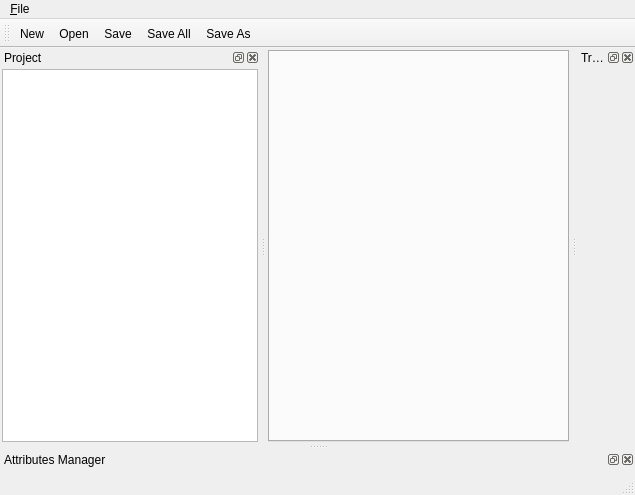
This is CDTStudio/mainwindow.ui in chenguanzhou/CDTStudio as Qt 5 draws it before an edit. The edited form follows.
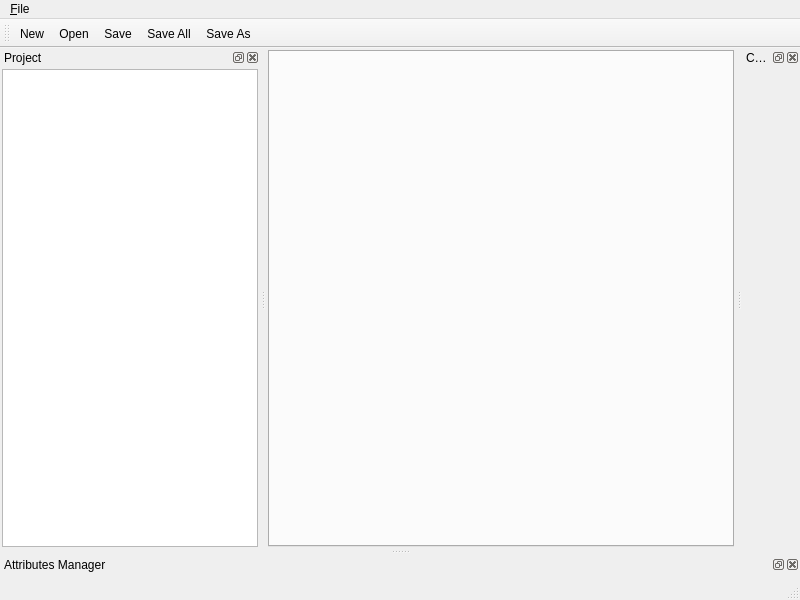
This is the edited form. Icons and pictures are not drawn. Custom widgets are drawn as their Qt base class.

Patch:
```diff
--- a/CDTStudio/mainwindow.ui
+++ b/CDTStudio/mainwindow.ui
@@ -6,8 +6,8 @@
    <rect>
     <x>0</x>
     <y>0</y>
-    <width>635</width>
-    <height>495</height>
+    <width>800</width>
+    <height>600</height>
    </rect>
   </property>
   <property name="windowTitle">
@@ -41,7 +41,7 @@
     <rect>
      <x>0</x>
      <y>0</y>
-     <width>635</width>
+     <width>800</width>
      <height>23</height>
     </rect>
    </property>
@@ -162,7 +162,7 @@
   </widget>
   <widget class="QDockWidget" name="dockWidgetTrainingSample">
    <property name="windowTitle">
-    <string>Training Samples</string>
+    <string>Category Manager</string>
    </property>
    <attribute name="dockWidgetArea">
     <number>2</number>
```
Left out of the diff: 8 changed lines with no effect on the pictures.
